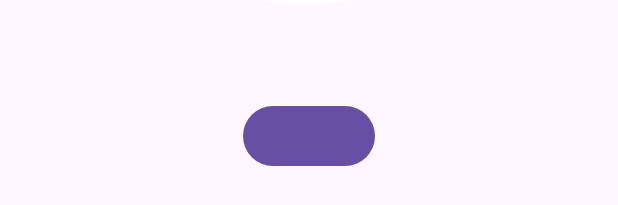
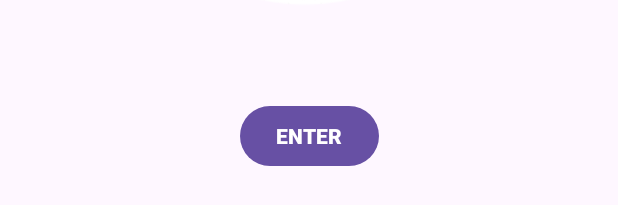
Before and after one commit to sshah136/A2-300727537, an Android app: the layout activity_main.xml on its own in the app's theme, with its tools: preview values and no code run, on a phone screen of 412 x 824 dp. Shown: the part 818-1023 px from the top of the screen. Run offline under Robolectric (Android 15) with nearby library versions, the phone set to English and light mode, and no system bars.

Commit message:
Main page layout update

```diff
--- a/app/src/main/res/layout/activity_main.xml
+++ b/app/src/main/res/layout/activity_main.xml
@@ -26,7 +26,9 @@
         app:layout_constraintEnd_toEndOf="parent"
         app:layout_constraintHorizontal_bias="0.5"
         app:layout_constraintStart_toStartOf="parent"
-        app:layout_constraintTop_toBottomOf="@+id/imgLogo" />
+        app:layout_constraintTop_toBottomOf="@+id/imgLogo"
+        android:text="@string/btnName"
+        android:textStyle="bold"/>
 
 
 </androidx.constraintlayout.widget.ConstraintLayout>
--- a/app/src/main/res/values/strings.xml
+++ b/app/src/main/res/values/strings.xml
@@ -1,3 +1,4 @@
 <resources>
     <string name="app_name">A2_300727537</string>
+    <string name="btnName">ENTER</string>
 </resources>
```
